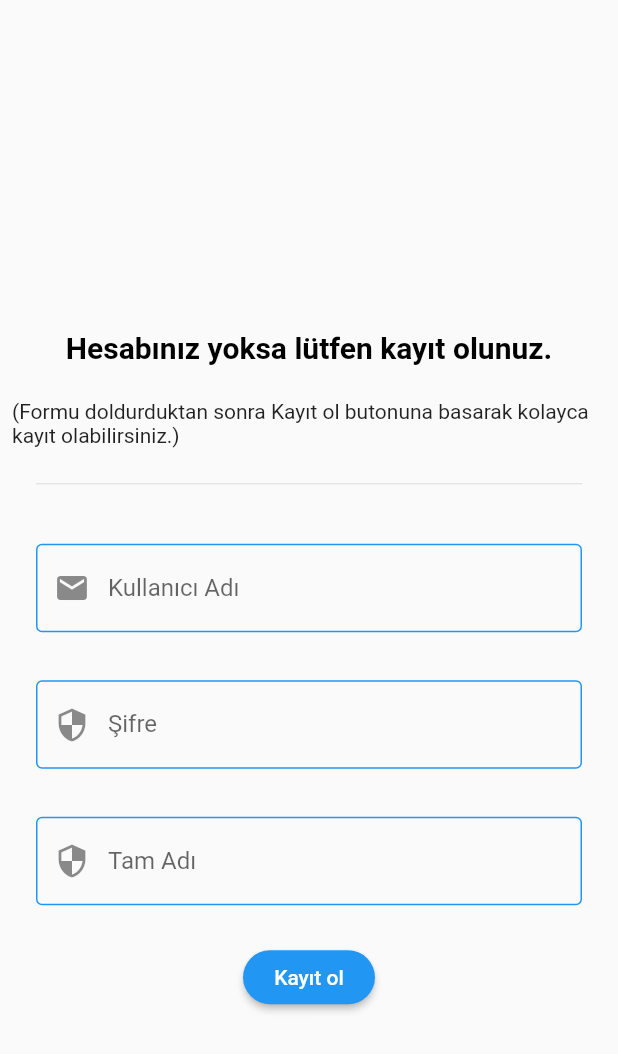
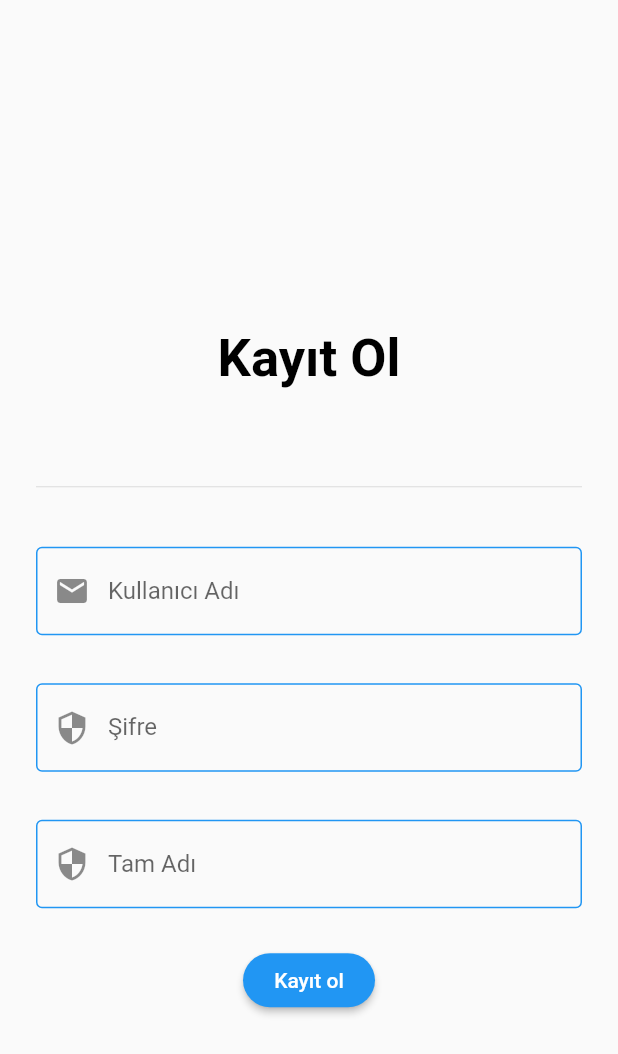
Before and after one commit to belyaerenturk/virt_shelf, a Flutter app: the RegisterPage screen opened directly, on a phone screen of 412 x 824 dp. Shown: the top 1054 px of the screen. Run offline on Flutter 3.47's test engine with Material 2 defaults, Android fonts, the light colour scheme and no system bars; our stand-ins replace shared_preferences; accounts and stored records are empty.

Commit message:
Ekranlarda bir güncelleme yapıldı

```diff
--- a/lib/screens/login_screen.dart
+++ b/lib/screens/login_screen.dart
@@ -51,9 +51,6 @@ class _LoginPageState extends State<LoginPage> {
                     fontSize: 20,
                     fontWeight: FontWeight.bold,
                     color: Colors.black),
-              ),
-              Text(
-                "(Formu doldurduktan sonra Kayıt ol butonuna basarak kolayca kayıt olabilirsiniz.)",
               ),
               Padding(
                 padding: EdgeInsets.symmetric(vertical: 16.0, horizontal: 16.0),
--- a/lib/screens/register_screen.dart
+++ b/lib/screens/register_screen.dart
@@ -45,14 +45,11 @@ class _RegisterPageState extends State<RegisterPage> {
                 height: 80.0,
               ),
               Text(
-                "Hesabınız yoksa lütfen kayıt olunuz.\n",
+                "Kayıt Ol\n",
                 style: TextStyle(
-                    fontSize: 20,
+                    fontSize: 35,
                     fontWeight: FontWeight.bold,
                     color: Colors.black),
-              ),
-              Text(
-                "(Formu doldurduktan sonra Kayıt ol butonuna basarak kolayca kayıt olabilirsiniz.)",
               ),
               Padding(
                 padding: EdgeInsets.symmetric(vertical: 16.0, horizontal: 16.0),
```
